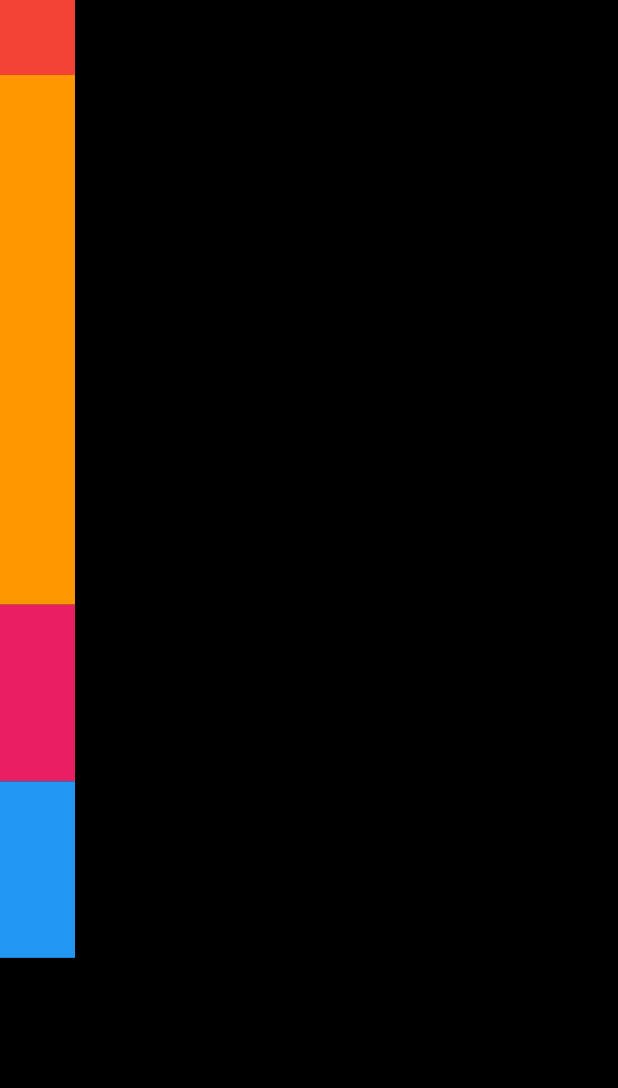
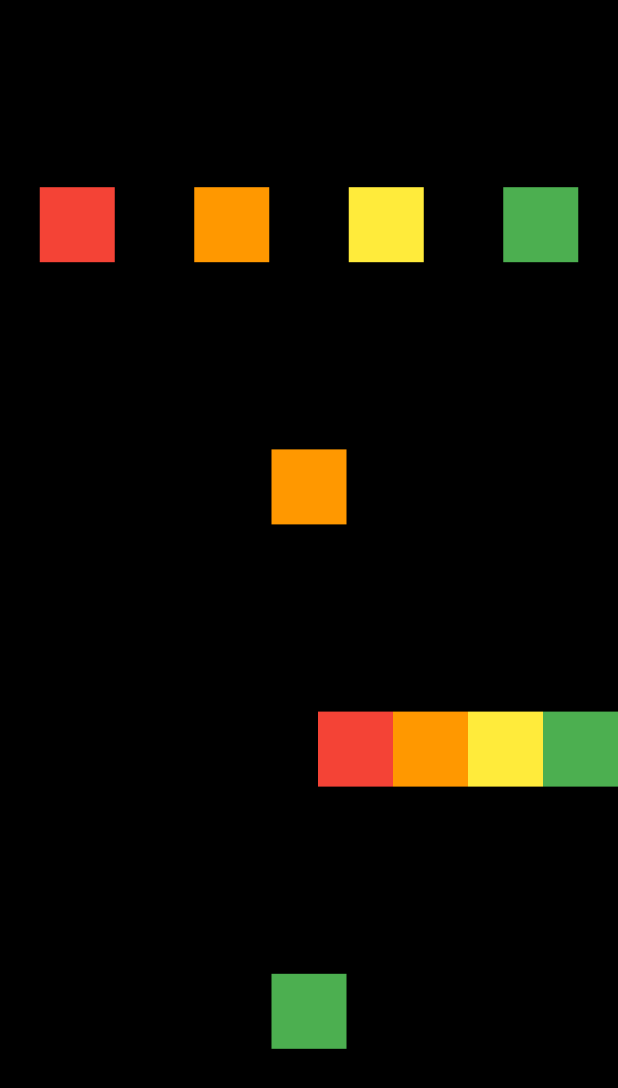
Before and after one commit to nadoyeon/dart_app, a Flutter app: the screen it shows after launch, on a phone screen of 412 x 824 dp. Shown: the top 1088 px of the screen. Run offline on Flutter 3.47's test engine with Material 3 defaults, Android fonts, the phone set to English and light mode, and no system bars.

Commit message:
배치실습

```diff
--- a/lib/screen/home_screen.dart
+++ b/lib/screen/home_screen.dart
@@ -15,39 +15,67 @@ class HomeScreen extends StatelessWidget {
           color: Colors.black,
           width: MediaQuery.of(context).size.height, // 해당 컬럼이 전체 사이즈를 차지할 수 있도록
           child: Column(
-            mainAxisAlignment: MainAxisAlignment.start,
-            crossAxisAlignment: CrossAxisAlignment.start,
-            mainAxisSize: MainAxisSize.max,
+            mainAxisAlignment: MainAxisAlignment.spaceEvenly,
             children: [
-              Flexible( // 많이 사용은 안함
-                flex: 2, // 나머지 공간을 나눠먹는 비율
-                child: Container(
+              Row(
+                mainAxisAlignment: MainAxisAlignment.spaceAround,
+                children: [
+                  Container(
+                    height: 50.0,
+                    width: 50.0,
                     color: Colors.red,
+                  ),
+                  Container(
+                    height: 50.0,
                     width: 50.0,
+                    color: Colors.orange,
+                  ),
+                  Container(
                     height: 50.0,
+                    width: 50.0,
+                    color: Colors.yellow,
                   ),
+                  Container(
+                    height: 50.0,
+                    width: 50.0,
+                    color: Colors.green,
                   ),
-              Expanded(
-                flex: 3,
-                child: Container(
+                ],
+              ),
+              Container(
+              height: 50.0,
+              width: 50.0,
               color: Colors.orange,
+              ),
+              Row(
+                mainAxisAlignment: MainAxisAlignment.end,
+                children: [
+                  Container(
+                    height: 50.0,
                     width: 50.0,
+                    color: Colors.red,
+                  ),
+                  Container(
                     height: 50.0,
+                    width: 50.0,
+                    color: Colors.orange,
                   ),
+                  Container(
+                    height: 50.0,
+                    width: 50.0,
+                    color: Colors.yellow,
                   ),
-              Expanded(
-                child: Container(
-                  color: Colors.pink,
+                  Container(
+                    height: 50.0,
                     width: 50.0,
+                    color: Colors.green,
+                  ),
+                ],
+              ),
+              Container(
                 height: 50.0,
-                ),
-              ),
-              Expanded(
-                child: Container(
-                  color: Colors.blue,
                 width: 50.0,
-                  height: 50.0,
-                ),
+                color: Colors.green,
               ),
             ],
           ),
```
Lines whose indentation alone changed are shown as unchanged.
